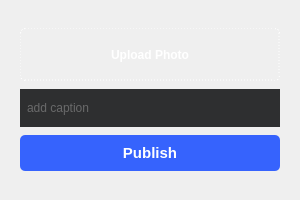
MarkoSami/ChatVibes, file addstory.ui: the form before one commit.
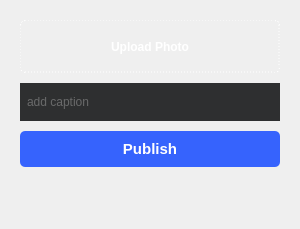
The form after the commit. Icons and pictures are not drawn.

```diff
--- a/addstory.ui
+++ b/addstory.ui
@@ -7,13 +7,13 @@
     <x>0</x>
     <y>0</y>
     <width>300</width>
-    <height>200</height>
+    <height>229</height>
    </rect>
   </property>
   <property name="maximumSize">
    <size>
     <width>300</width>
-    <height>200</height>
+    <height>229</height>
    </size>
   </property>
   <property name="windowTitle">
@@ -32,7 +32,7 @@
      </property>
      <layout class="QVBoxLayout" name="verticalLayout">
       <property name="spacing">
-       <number>0</number>
+       <number>10</number>
       </property>
       <item>
        <widget class="QPushButton" name="pushButton">
@@ -98,6 +98,17 @@
      </layout>
     </widget>
    </item>
+   <item>
+    <widget class="QLabel" name="label">
+     <property name="styleSheet">
+      <string notr="true">color:green;
+</string>
+     </property>
+     <property name="text">
+      <string/>
+     </property>
+    </widget>
+   </item>
   </layout>
  </widget>
  <resources/>
```
